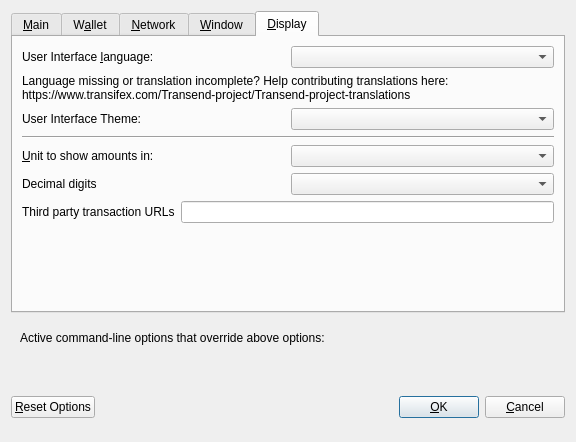
Old version of the form src/qt/forms/optionsdialog.ui in the repository TScoin/Transend.
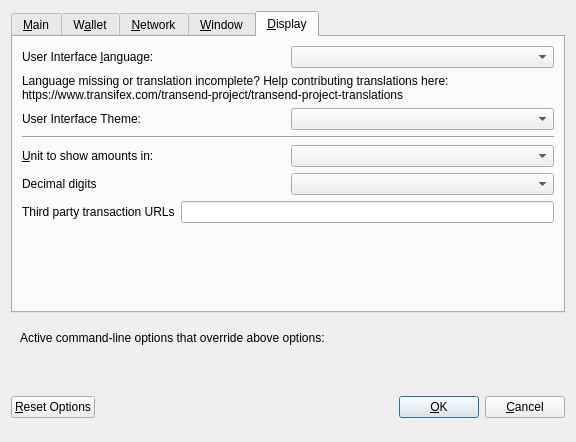
New version of the form. The open tabs and pages were chosen to show the change. Custom widgets are drawn as their Qt base class.

What changed in the file:
```diff
--- a/src/qt/forms/optionsdialog.ui
+++ b/src/qt/forms/optionsdialog.ui
@@ -473,7 +473,7 @@
          </property>
          <property name="text">
           <string>Language missing or translation incomplete? Help contributing translations here:
-https://www.transifex.com/Transend-project/Transend-project-translations</string>
+https://www.transifex.com/transend-project/transend-project-translations</string>
          </property>
          <property name="wordWrap">
           <bool>true</bool>
```
